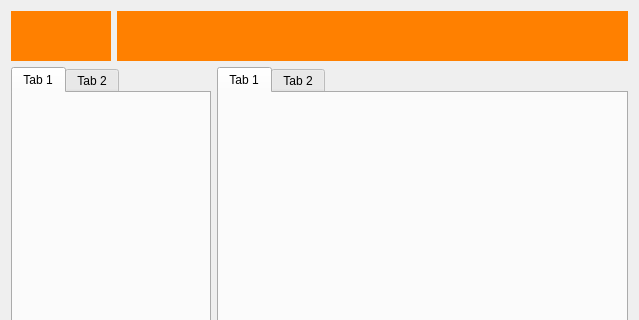
Old version of the form resources/file_open_form.ui in the repository shotgunsoftware/tk-multi-workfiles2; both pictures show x 0 to 639 and y 0 to 320 of the 639 by 519 pixel window.
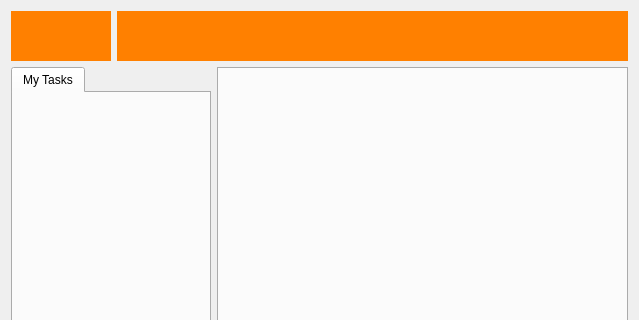
New version of the form. Custom widgets are drawn as their Qt base class.

What changed in the file:
```diff
--- a/resources/file_open_form.ui
+++ b/resources/file_open_form.ui
@@ -52,30 +52,18 @@
          <height>0</height>
         </size>
        </property>
-       <widget class="QWidget" name="tab">
+       <widget class="MyTasksForm" name="my_tasks_form">
         <attribute name="title">
-         <string>Tab 1</string>
-        </attribute>
-       </widget>
-       <widget class="QWidget" name="tab_2">
-        <attribute name="title">
-         <string>Tab 2</string>
+         <string>My Tasks</string>
         </attribute>
        </widget>
       </widget>
      </item>
      <item>
       <widget class="FileBrowserTabs" name="file_browser_tabs">
-       <widget class="QWidget" name="tab_3">
-        <attribute name="title">
-         <string>Tab 1</string>
-        </attribute>
-       </widget>
-       <widget class="QWidget" name="tab_4">
-        <attribute name="title">
-         <string>Tab 2</string>
-        </attribute>
-       </widget>
+       <property name="currentIndex">
+        <number>-1</number>
+       </property>
       </widget>
      </item>
     </layout>
@@ -145,6 +133,12 @@
    <header>..breadcrumb_widget</header>
    <container>1</container>
   </customwidget>
+  <customwidget>
+   <class>MyTasksForm</class>
+   <extends>QWidget</extends>
+   <header>..my_tasks_form</header>
+   <container>1</container>
+  </customwidget>
  </customwidgets>
  <resources/>
  <connections/>
```
Left out of the diff: 6 changed lines with no effect on the pictures.
